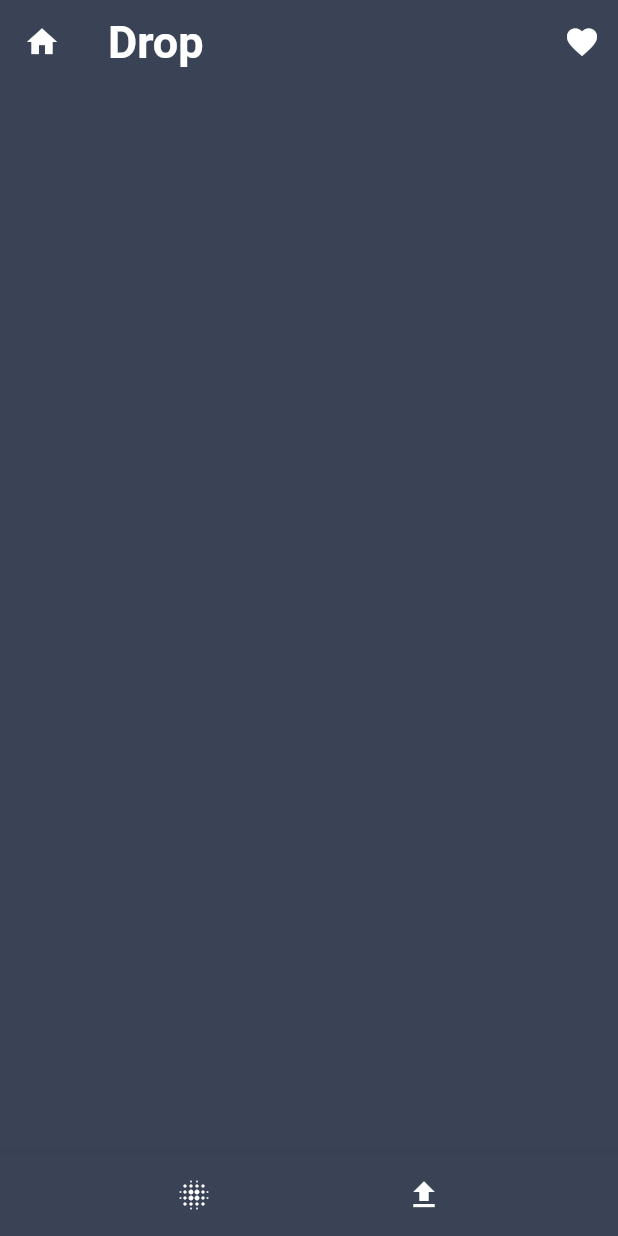
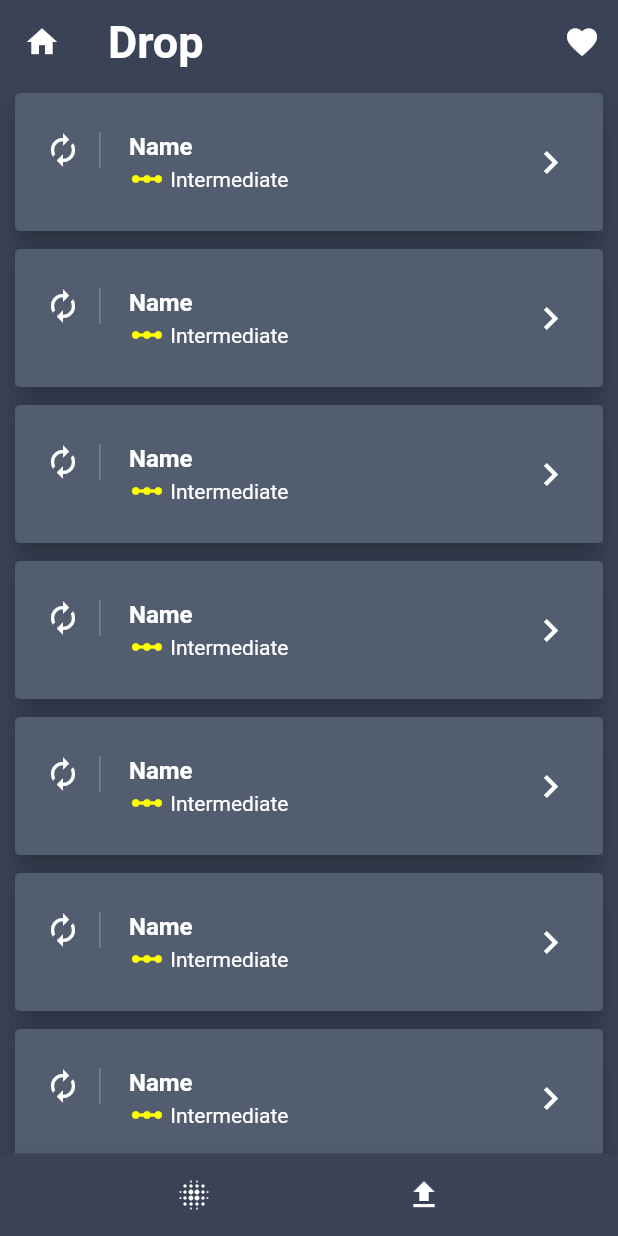
Before and after one commit to omarfayadhd/Wave, a Flutter app: the ListPage screen opened directly, on a phone screen of 412 x 824 dp. Run offline on Flutter 3.47's test engine with Material 2 defaults, Android fonts, the phone set to English and light mode, and no system bars; our stand-ins replace audioplayers, cloud_firestore, file_picker, firebase_auth, firebase_core, firebase_storage and 1 more; missing offline and left inert: cloud_firestore_web, firebase_auth_web, firebase_core_web, firebase_storage_web; accounts and stored records are empty.

Commit message:
cards in Drop

```diff
--- a/lib/app_screens/listpage.dart
+++ b/lib/app_screens/listpage.dart
@@ -40,6 +40,7 @@ class _ListPageState extends State<ListPage> {
           ),
         ),
       ),
+      body: makeBody,
     );
   }
 }
```
Also changed, not shown: 2 other files.
